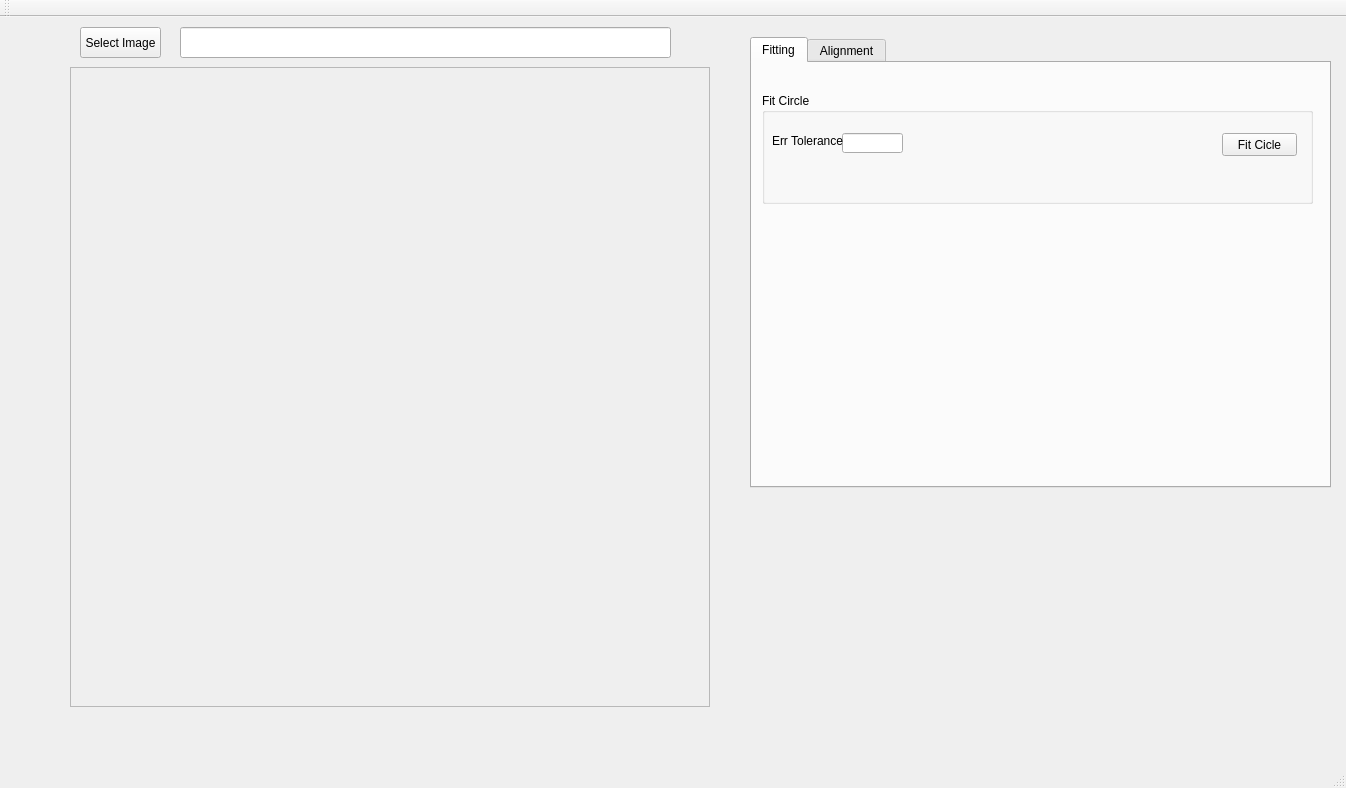
The window that VisionWidget/visionwidget.ui (hceng123/VisionLibrary) describes before a commit, drawn with Qt 5.
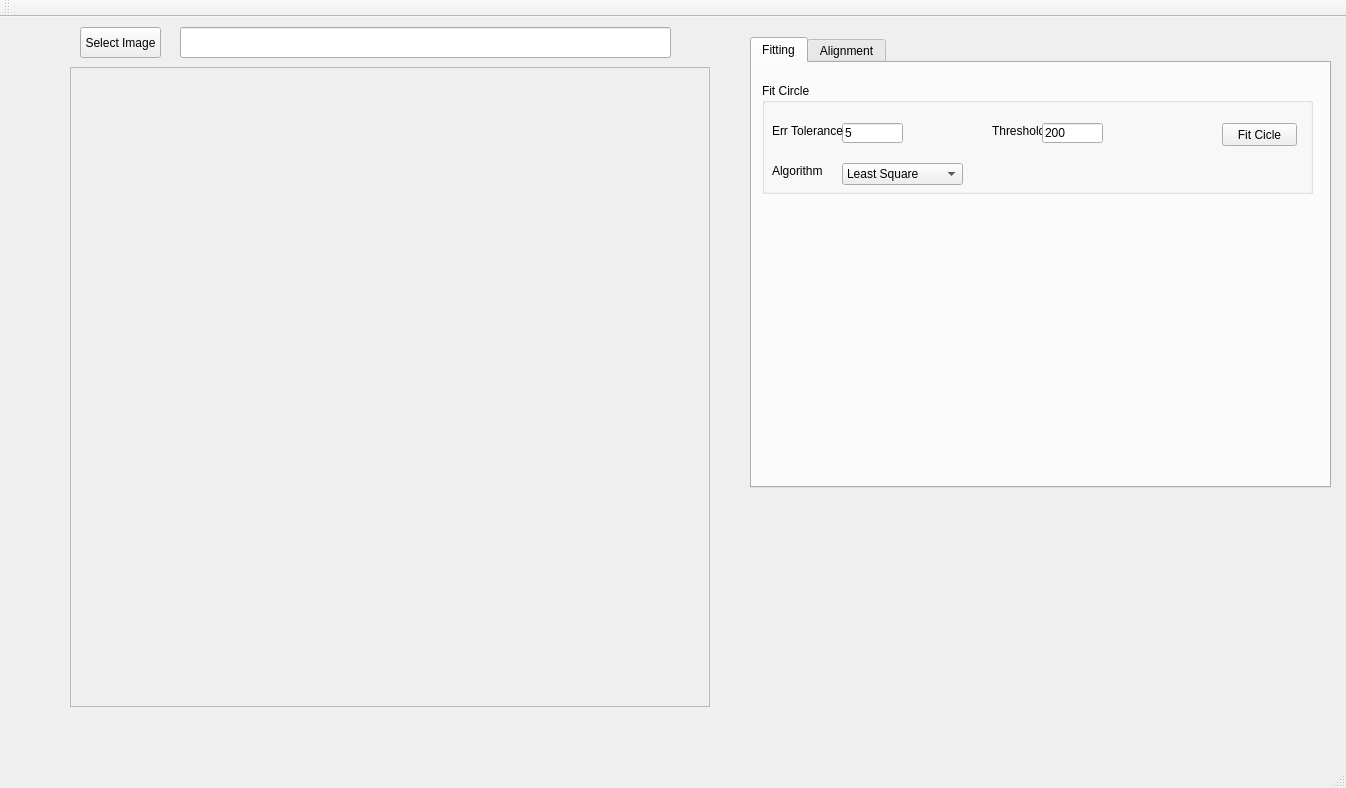
The same window after the commit. Custom widgets are drawn as their Qt base class.

Commit message:
Add fit circle function to VisionWidget.
1. Add fit circle function to VisionWidget.
2. Add log case utility to fit circle.

What changed in the file:
```diff
--- a/VisionWidget/visionwidget.ui
+++ b/VisionWidget/visionwidget.ui
@@ -83,7 +83,7 @@
       <property name="geometry">
        <rect>
         <x>10</x>
-        <y>30</y>
+        <y>20</y>
         <width>551</width>
         <height>111</height>
        </rect>
@@ -116,6 +116,9 @@
        <property name="inputMethodHints">
         <set>Qt::ImhDigitsOnly</set>
        </property>
+       <property name="text">
+        <string>5</string>
+       </property>
       </widget>
       <widget class="QLabel" name="labelFitCircleErrTol">
        <property name="geometry">
@@ -130,6 +133,73 @@
         <string>Err Tolerance</string>
        </property>
       </widget>
+      <widget class="QLabel" name="labelFitCircleThreshold">
+       <property name="geometry">
+        <rect>
+         <x>230</x>
+         <y>40</y>
+         <width>51</width>
+         <height>16</height>
+        </rect>
+       </property>
+       <property name="text">
+        <string>Threshold</string>
+       </property>
+      </widget>
+      <widget class="QLineEdit" name="lineEditFitCircleThreshold">
+       <property name="geometry">
+        <rect>
+         <x>280</x>
+         <y>40</y>
+         <width>61</width>
+         <height>20</height>
+        </rect>
+       </property>
+       <property name="inputMethodHints">
+        <set>Qt::ImhDigitsOnly</set>
+       </property>
+       <property name="text">
+        <string>200</string>
+       </property>
+      </widget>
+      <widget class="QComboBox" name="comboBoxAlgorithm">
+       <property name="geometry">
+        <rect>
+         <x>80</x>
+         <y>80</y>
+         <width>121</width>
+         <height>22</height>
+        </rect>
+       </property>
+       <item>
+        <property name="text">
+         <string>Least Square</string>
+        </property>
+       </item>
+       <item>
+        <property name="text">
+         <string>Least Square Refine</string>
+        </property>
+       </item>
+       <item>
+        <property name="text">
+         <string>Ransac</string>
+        </property>
+       </item>
+      </widget>
+      <widget class="QLabel" name="labelFitCircleAlgorithm">
+       <property name="geometry">
+        <rect>
+         <x>10</x>
+         <y>80</y>
+         <width>51</width>
+         <height>16</height>
+        </rect>
+       </property>
+       <property name="text">
+        <string>Algorithm</string>
+       </property>
+      </widget>
      </widget>
     </widget>
     <widget class="QWidget" name="tabAlignment">
```
The commit also changes 26 other files.
